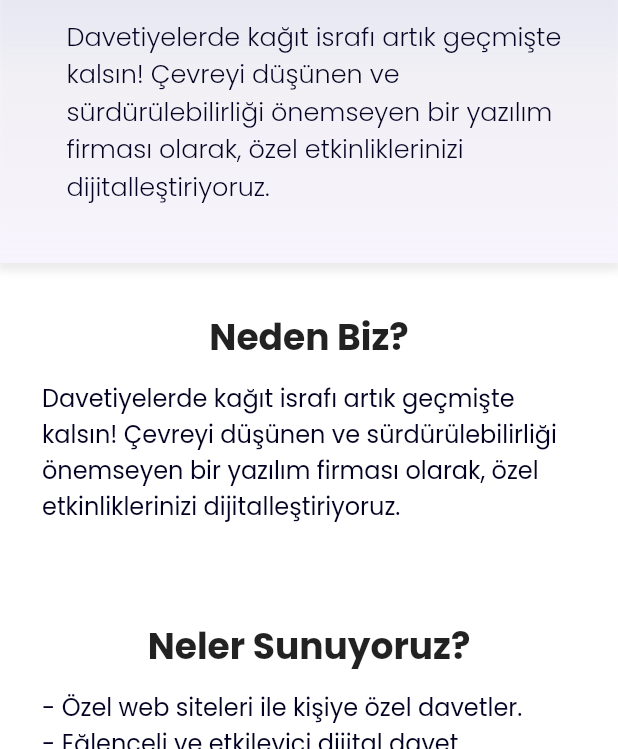
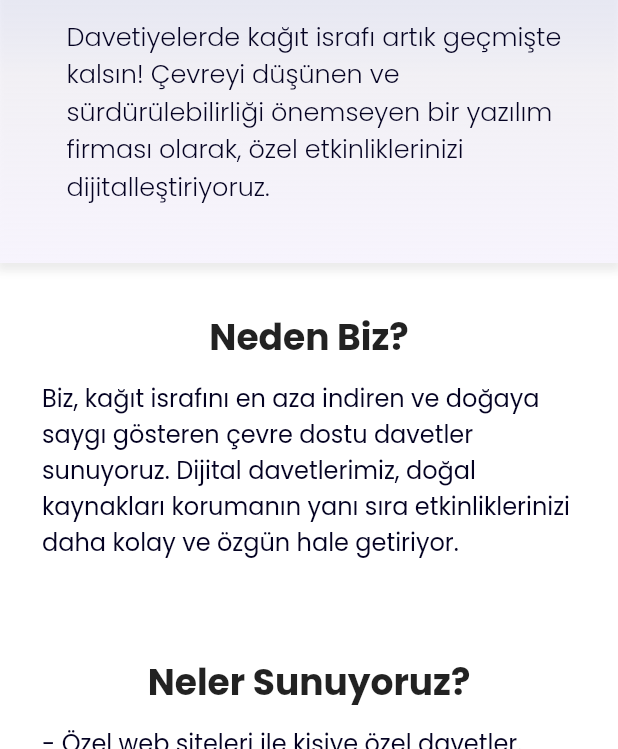
Before and after one commit to mordeve/bisdavet, a Flutter app: the screen it shows after launch, after a tap on the "menu" icon, after a tap on "Hakkımızda", on a phone screen of 412 x 824 dp, the part 487-1236 px from its top. Run offline on Flutter 3.47's test engine with Material 2 defaults, Android fonts, the phone set to English and light mode, and no system bars; our stand-ins replace get, google_fonts.

```diff
--- a/lib/pages/home_page.dart
+++ b/lib/pages/home_page.dart
@@ -4,6 +4,7 @@ import 'package:visdavet/utils/constants.dart';
 import 'package:visdavet/widgets/custom_app_bar.dart';
 import 'package:flutter/material.dart';
 import 'package:visdavet/widgets/custom_drawer.dart';
+import 'package:visdavet/widgets/footer.dart';
 
 class HomePage extends StatelessWidget {
   const HomePage({Key? key}) : super(key: key);
@@ -11,7 +12,7 @@ class HomePage extends StatelessWidget {
   @override
   Widget build(BuildContext context) {
     final screenSize = MediaQuery.of(context).size;
-    final textFontSizeHeader2 = screenSize.width >= 400 ? 24.0 : 18.0;
+    final textFontSizeHeader2 = screenSize.width >= 400 ? 24.0 : 20.0;
 
     return Scaffold(
       backgroundColor: Colors.white70,
@@ -31,6 +32,8 @@ class HomePage extends StatelessWidget {
               Padding(
                 padding: const EdgeInsets.all(12.0),
                 child: Center(
+                  child: SizedBox(
+                    width: 700,
                     child: Column(
                       mainAxisAlignment: MainAxisAlignment.center,
                       children: <Widget>[
@@ -46,7 +49,7 @@ class HomePage extends StatelessWidget {
                         Padding(
                           padding: const EdgeInsets.symmetric(horizontal: 16.0),
                           child: Text(
-                          Constants.mainText2,
+                            Constants.mainText3,
                             style: GoogleFonts.poppins(
                               fontSize: 16,
                               color: AppColors.kTextPrimary,
@@ -58,9 +61,12 @@ class HomePage extends StatelessWidget {
                     ),
                   ),
                 ),
+              ),
               Padding(
                 padding: const EdgeInsets.all(12.0),
                 child: Center(
+                  child: SizedBox(
+                    width: 700,
                     child: Column(
                       mainAxisAlignment: MainAxisAlignment.center,
                       children: <Widget>[
@@ -109,6 +115,84 @@ class HomePage extends StatelessWidget {
                     ),
                   ),
                 ),
+              ),
+              Container(
+                decoration: const BoxDecoration(
+                  gradient: LinearGradient(
+                    begin: Alignment.topCenter,
+                    end: Alignment.bottomCenter,
+                    colors: [
+                      Color.fromARGB(255, 79, 129, 82), // Light green
+                      Color.fromARGB(255, 76, 169, 79), // Light green
+                      Color(0xFF4CAF50), // Green
+                    ],
+                  ),
+                ),
+                child: Padding(
+                  padding: const EdgeInsets.all(12.0),
+                  child: Center(
+                    child: Padding(
+                      padding: const EdgeInsets.symmetric(horizontal: 16.0),
+                      child: SizedBox(
+                        width: 700,
+                        child: Column(
+                          mainAxisSize: MainAxisSize.max,
+                          mainAxisAlignment: MainAxisAlignment.center,
+                          crossAxisAlignment: CrossAxisAlignment.center,
+                          children: [
+                            Text(
+                              Constants.treeText1,
+                              style: GoogleFonts.poppins(
+                                fontSize: 18,
+                                color: AppColors.kTextWhite,
+                                fontWeight: FontWeight.bold,
+                              ),
+                              textAlign: TextAlign.center,
+                              softWrap: true,
+                            ),
+                            const SizedBox(height: 10),
+                            // a richtext widget to display multiple text styles
+                            RichText(
+                              text: TextSpan(
+                                style: GoogleFonts.poppins(
+                                  fontSize: 16,
+                                  color: AppColors.kTextWhite,
+                                ),
+                                children: <TextSpan>[
+                                  const TextSpan(
+                                    text: Constants.treeText2,
+                                  ),
+                                  TextSpan(
+                                    text: Constants.treeText3,
+                                    style: GoogleFonts.poppins(
+                                      fontSize: 16,
+                                      color: Colors.white,
+                                      fontWeight: FontWeight.bold,
+                                    ),
+                                  ),
+                                  const TextSpan(
+                                    text: Constants.treeText4,
+                                  ),
+                                ],
+                              ),
+                            ),
+                            const SizedBox(height: 16),
+                            Text(
+                              Constants.treeText5,
+                              style: GoogleFonts.poppins(
+                                fontSize: 16,
+                                color: AppColors.kTextWhite,
+                              ),
+                              softWrap: true,
+                            ),
+                          ],
+                        ),
+                      ),
+                    ),
+                  ),
+                ),
+              ),
+              const Footer(),
             ],
           ),
         ),
--- a/lib/utils/colors.dart
+++ b/lib/utils/colors.dart
@@ -19,4 +19,5 @@ class AppColors {
   static Color textColor = const Color(0xFF252525);
 
   static Color kTextPrimary = const Color(0xFF040222);
+  static Color kTextWhite = Color.fromARGB(255, 245, 247, 246);
 }
--- a/lib/utils/constants.dart
+++ b/lib/utils/constants.dart
@@ -18,4 +18,14 @@ class Constants {
       "- Eğlenceli ve etkileyici dijital davet tasarımları.";
   static const String mainText7 =
       "- Anlık güncellemeler ve misafirlerinizle etkileşim sağlayan özellikler.";
+
+  static const String treeText1 =
+      "Türkiye'de yıllık ortalama 570 bin düğün yapıldığını biliyor muydunuz?	 ";
+  static const String treeText2 =
+      "Peki düğünlerde harcanan davetiye kağıtları için yıllık yaklaşık olarak  ";
+
+  static const String treeText3 = "80 bin ";
+  static const String treeText4 = "adet ağaç kesildiğini...";
+  static const String treeText5 =
+      "İşte tam bu noktada VisDavet ekibi olarak sizlere sadece davetiye masrafından kurtulma fırsatı sunmuyoruz. Bunun yanında doğaya katkı sağlamak ve gelecek nesillere daha yeşil bir hayat vermek sizlerin elinde.";
 }
--- /dev/null
+++ b/lib/widgets/footer.dart
@@ -0,0 +1,59 @@
+import 'package:flutter/material.dart';
+
+class Footer extends StatelessWidget {
+  const Footer({Key? key}) : super(key: key);
+
+  @override
+  Widget build(BuildContext context) {
+    return Column(
+      children: [
+        // Container(
+        //   width: double.infinity,
+        //   color: Colors.black45,
+        //   padding: const EdgeInsets.symmetric(vertical: 20),
+        //   child: Column(
+        //     mainAxisSize: MainAxisSize.max,
+        //     children: const [
+        //       Text(
+        //         'İletişim Bilgileri',
+        //         style: TextStyle(
+        //           color: Colors.white,
+        //           fontSize: 20,
+        //         ),
+        //       ),
+        //       SizedBox(height: 10),
+        //       Text(
+        //         'Adres: İstanbul, Türkiye',
+        //         style: TextStyle(
+        //           color: Colors.white,
+        //           fontSize: 16,
+        //         ),
+        //       ),
+        //       Text(
+        //         'E-posta: info@visdavet.com',
+        //         style: TextStyle(
+        //           color: Colors.white,
+        //           fontSize: 16,
+        //         ),
+        //       ),
+        //     ],
+        //   ),
+        // ),
+        Container(
+          width: double.infinity,
+          padding: const EdgeInsets.symmetric(vertical: 10),
+          decoration: const BoxDecoration(
+              gradient: LinearGradient(colors: [
+            Color.fromRGBO(241, 185, 255, 0.1),
+            Color.fromRGBO(241, 185, 255, 0.01),
+            Color.fromRGBO(183, 194, 255, 0.1),
+            Color.fromRGBO(247, 244, 253, 0.5),
+            Color(0xFFF7F4FD),
+          ])),
+          child: const Center(
+              child: Text("2023 © VisDavet. Tüm hakları saklıdır.")),
+        )
+      ],
+    );
+  }
+}
```
Also changed, not shown: pubspec.lock. Lines whose indentation alone changed are shown as unchanged.
